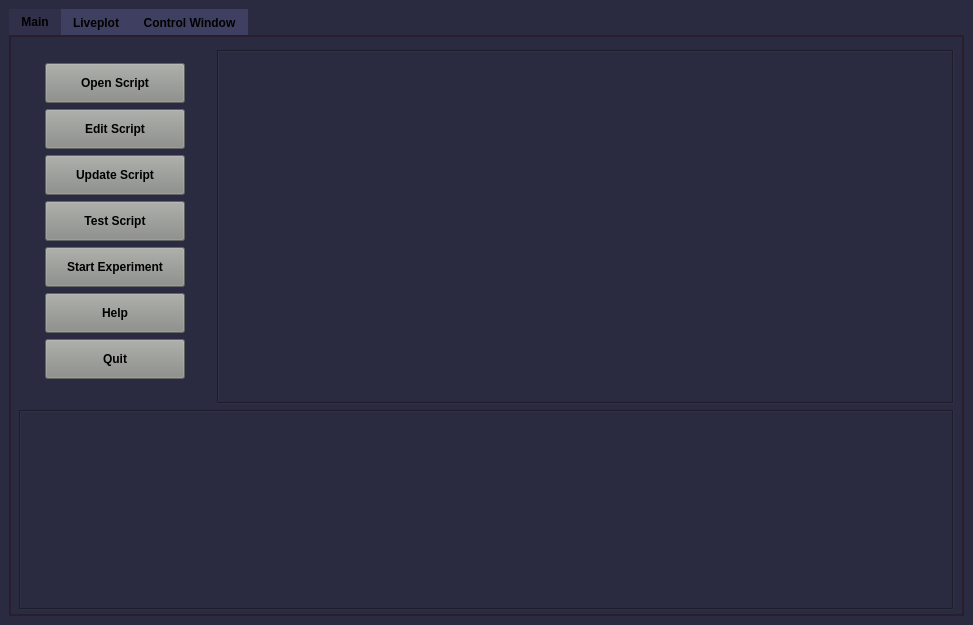
Old version of the form atomize/main/gui/main_window.ui in the repository Anatoly1010/Atomize_NIOCH.
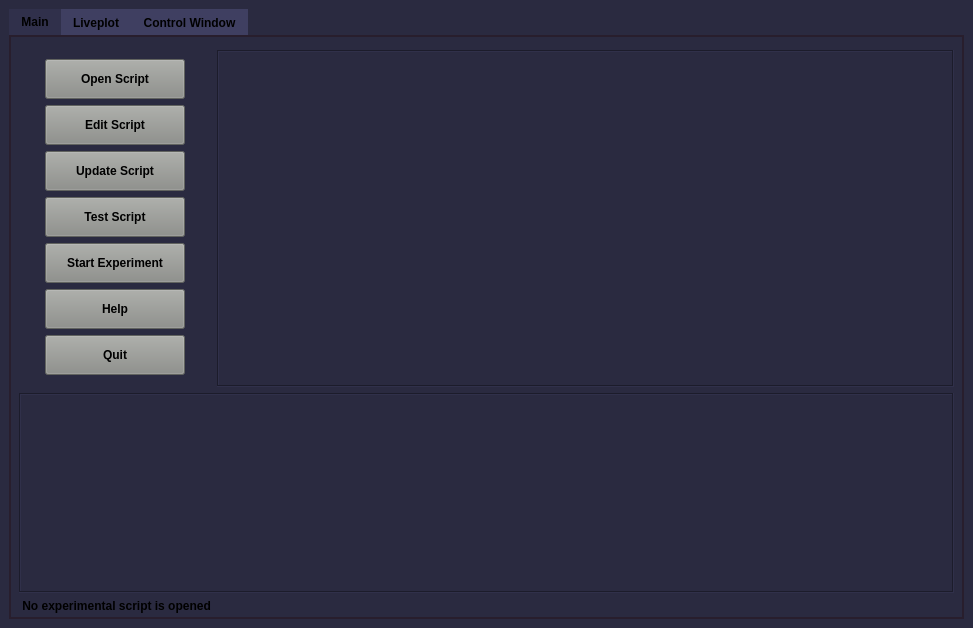
New version of the form. Custom widgets are drawn as their Qt base class.

The edit to the form file:
```diff
--- a/atomize/main/gui/main_window.ui
+++ b/atomize/main/gui/main_window.ui
@@ -489,6 +489,20 @@
           </item>
          </layout>
         </item>
+        <item row="1" column="0">
+         <widget class="QLabel" name="label_filename">
+          <property name="font">
+           <font>
+            <weight>75</weight>
+            <italic>false</italic>
+            <bold>true</bold>
+           </font>
+          </property>
+          <property name="text">
+           <string> No experimental script is opened</string>
+          </property>
+         </widget>
+        </item>
        </layout>
       </widget>
       <widget class="QWidget" name="tab_liveplot">
```
Left out of the diff: 2 changed lines with no effect on the pictures.
